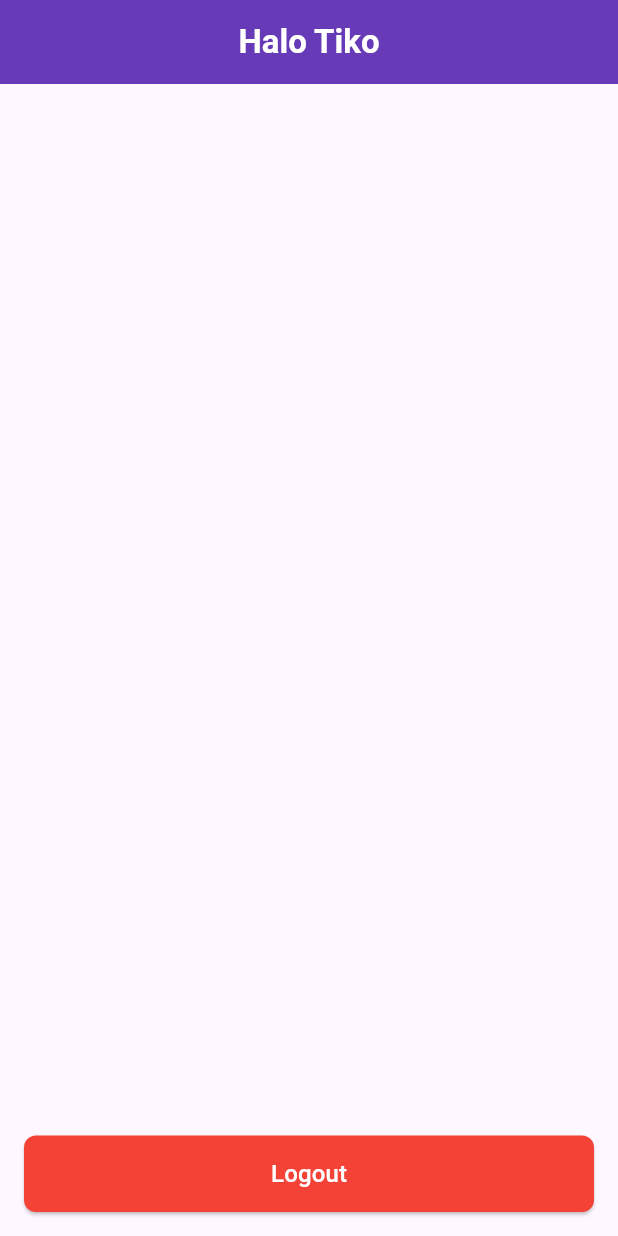
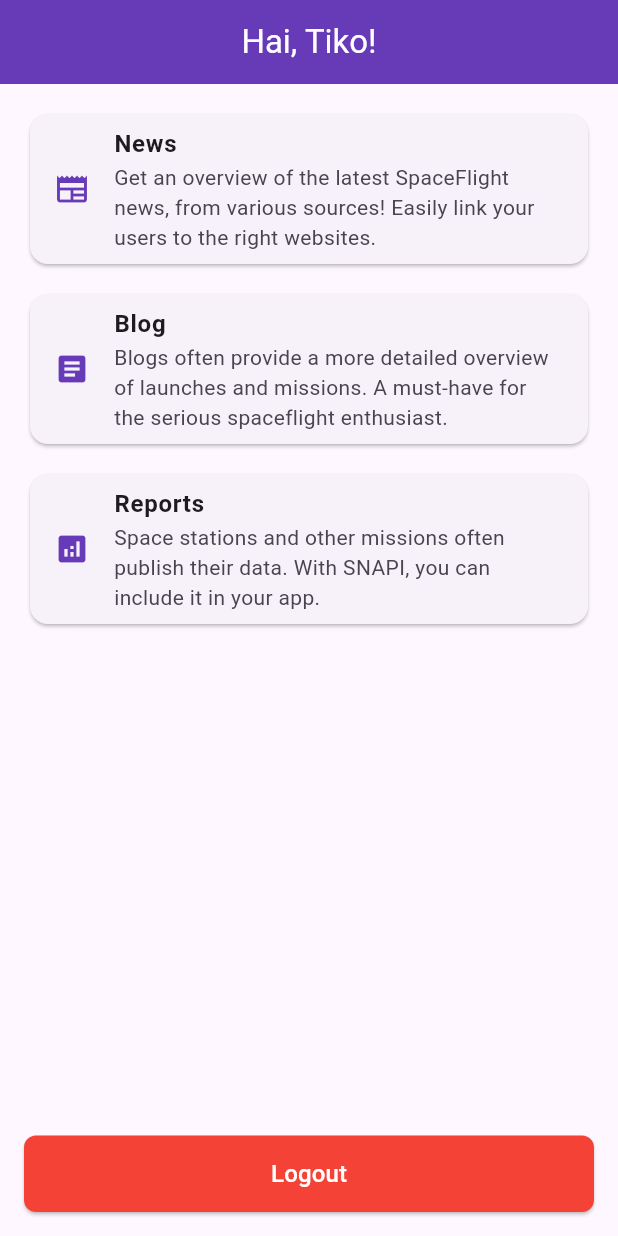
Before and after one commit to tikodjati/124240100_LatResMobile_SI-E, a Flutter app: the HomeScreen screen opened directly, on a phone screen of 412 x 824 dp. Run offline on Flutter 3.47's test engine with Material 3 defaults, Android fonts, the phone set to English and light mode, and no system bars; our stand-ins replace hive, hive_flutter, material_ui, shared_preferences; accounts and stored records are empty.

Commit message:
memuat list di homescreen sesuai ketentuan tugas

```diff
--- a/lib/screens/home_screen.dart
+++ b/lib/screens/home_screen.dart
@@ -1,9 +1,6 @@
-import 'package:hive_flutter/hive_flutter.dart';
 import 'package:latihan_responsi/screens/login_screen.dart';
 import 'package:material_ui/material_ui.dart';
 import 'package:shared_preferences/shared_preferences.dart';
-
-import '../models/todo.dart';
 
 class HomeScreen extends StatefulWidget {
   const HomeScreen({super.key});
@@ -13,6 +10,68 @@ class HomeScreen extends StatefulWidget {
 }
 
 class _HomeScreenState extends State<HomeScreen> {
+  // ini ga kepake jirrr
+  // List<dynamic> articles = [];
+  // List<dynamic> blogs = [];
+  // List<dynamic> reports = [];
+
+  // bool isLoadingArticles = true;
+  // bool isLoadingBlogs = true;
+  // bool isLoadingReports = true;
+
+  // Future<void> fetchArticles() async {
+  //   try {
+  //     final articleData = await getArticles();
+  //     setState(() {
+  //       articles = articleData;
+  //       isLoadingArticles = false;
+  //     });
+  //   } catch (e) {
+  //     setState(() {
+  //       isLoadingArticles = false;
+  //     });
+  //     print('Error: $e');
+  //   }
+  // }
+
+  // Future<void> fetchBlogs() async {
+  //   try {
+  //     final blogData = await getArticles();
+  //     setState(() {
+  //       blogs = blogData;
+  //       isLoadingBlogs = false;
+  //     });
+  //   } catch (e) {
+  //     setState(() {
+  //       isLoadingBlogs = false;
+  //     });
+  //     print('Error: $e');
+  //   }
+  // }
+
+  // Future<void> fetchReports() async {
+  //   try {
+  //     final reportData = await getArticles();
+  //     setState(() {
+  //       articles = reportData;
+  //       isLoadingReports = false;
+  //     });
+  //   } catch (e) {
+  //     setState(() {
+  //       isLoadingReports = false;
+  //     });
+  //     print('Error: $e');
+  //   }
+  // }
+
+  // @override
+  // void initState() {
+  //   super.initState();
+  //   getArticles();
+  //   getBlogs();
+  //   getReports();
+  // }
+
   void _logout() async {
     final prefs = await SharedPreferences.getInstance();
     await prefs.setBool('loginData', false);
@@ -34,79 +93,72 @@ class _HomeScreenState extends State<HomeScreen> {
   Widget build(BuildContext context) {
     return Scaffold(
       appBar: AppBar(
-        title: const Text(
-          'Halo Tiko', // ini nanti bisa diganti
-          style: TextStyle(fontWeight: FontWeight.bold),
-        ),
+        title: const Text('Hai, Tiko!'),
         centerTitle: true,
         backgroundColor: Colors.deepPurple,
         foregroundColor: Colors.white,
-        // actions: [IconButton(onPressed: () {}, icon: const Icon(Icons.logout))],
       ),
-      body: Container(
+      body: Padding(
         padding: const EdgeInsets.all(16),
-        child: ValueListenableBuilder(
-          valueListenable: Hive.box<Todo>('todos').listenable(),
-          builder: (context, Box<Todo> box, child) {
-            return Column(
+        child: Column(
           children: [
-                Expanded(
-                  child: ListView.builder(
-                    itemCount: box.length,
-                    itemBuilder: (context, index) {
-                      final todo = box.getAt(index);
-                      if (todo == null) return const SizedBox.shrink();
-                      return Card(
-                        color: Colors.white,
-                        shadowColor: Colors.black,
-                        elevation: 4,
-                        child: Container(
-                          padding: const EdgeInsets.all(16),
-                          child: Row(
-                            mainAxisAlignment: MainAxisAlignment.spaceBetween,
-                            children: [
-                              Column(
-                                crossAxisAlignment: CrossAxisAlignment.start,
-                                children: [
-                                  Text(
-                                    todo.title,
-                                    style: TextStyle(color: Colors.grey[600]),
+            // 1. Card News
+            Card(
+              child: ListTile(
+                leading: const Icon(Icons.newspaper, color: Colors.deepPurple),
+                title: const Text(
+                  'News',
+                  style: TextStyle(fontWeight: FontWeight.bold),
                 ),
-                                ],
+                subtitle: const Text(
+                  'Get an overview of the latest SpaceFlight news, from various sources! Easily link your users to the right websites.',
                 ),
-                              Row(
-                                children: [
-                                  IconButton(
-                                    icon: Icon(Icons.edit, color: Colors.blue),
-                                    onPressed: () {
-                                      // Navigator.push(
-                                      //   context,
-                                      //   MaterialPageRoute(
-                                      //     builder: (context) => AddTodoScreen(
-                                      //       index: index,
-                                      //       todo: todo,
-                                      //     ),
-                                      //   ),
-                                      // );
+                onTap: () {
+                  // nanti navigasi ke list news
                 },
               ),
-                                  IconButton(
-                                    icon: Icon(Icons.delete, color: Colors.red),
-                                    onPressed: () {
-                                      box.deleteAt(index);
+            ),
+            const SizedBox(height: 12),
+
+            // 2. Card Blog
+            Card(
+              child: ListTile(
+                leading: const Icon(Icons.article, color: Colors.deepPurple),
+                title: const Text(
+                  'Blog',
+                  style: TextStyle(fontWeight: FontWeight.bold),
+                ),
+                subtitle: const Text(
+                  'Blogs often provide a more detailed overview of launches and missions. A must-have for the serious spaceflight enthusiast.',
+                ),
+                onTap: () {
+                  // nanti navigasi ke list blog
                 },
               ),
-                                ],
             ),
-                            ],
+            const SizedBox(height: 12),
+
+            // 3. Card Reports
+            Card(
+              child: ListTile(
+                leading: const Icon(Icons.analytics, color: Colors.deepPurple),
+                title: const Text(
+                  'Reports',
+                  style: TextStyle(fontWeight: FontWeight.bold),
                 ),
+                subtitle: const Text(
+                  'Space stations and other missions often publish their data. With SNAPI, you can include it in your app.',
                 ),
-                      );
+                onTap: () {
+                  // nanti navigasi ke list report
                 },
               ),
             ),
 
-                const SizedBox(height: 12),
+            // Spacer() ini otomatis mendorong tombol logout ke bagian paling bawah layar!
+            const Spacer(),
+
+            // 4. Tombol Logout merah yang sudah kamu buat
             SizedBox(
               width: double.infinity,
               child: ElevatedButton(
@@ -123,8 +175,6 @@ class _HomeScreenState extends State<HomeScreen> {
               ),
             ),
           ],
-            );
-          },
         ),
       ),
     );
--- /dev/null
+++ b/lib/services/api_service.dart
@@ -0,0 +1,41 @@
+import 'dart:convert';
+
+import 'package:http/http.dart' as http;
+
+String articleApiUrl = "https://api.spaceflightnewsapi.net/v4/articles/";
+String blogApiUrl = "https://api.spaceflightnewsapi.net/v4/blogs/";
+String reportApiUrl = "https://api.spaceflightnewsapi.net/v4/reports/";
+
+// News : https://api.spaceflightnewsapi.net/v4/articles/
+// Blogs : https://api.spaceflightnewsapi.net/v4/blogs/
+// Report : https://api.spaceflightnewsapi.net/v4/reports/
+
+Future<List<dynamic>> getArticles() async {
+  final response = await http.get(Uri.parse(articleApiUrl));
+  if (response.statusCode == 200) {
+    final data = jsonDecode(response.body);
+    return data['articles'];
+  } else {
+    throw Exception('Failed to load products');
+  }
+}
+
+Future<List<dynamic>> getBlogs() async {
+  final response = await http.get(Uri.parse(blogApiUrl));
+  if (response.statusCode == 200) {
+    final data = jsonDecode(response.body);
+    return data['blogs'];
+  } else {
+    throw Exception('Failed to load products');
+  }
+}
+
+Future<List<dynamic>> getProducts() async {
+  final response = await http.get(Uri.parse(apiUrl));
+  if (response.statusCode == 200) {
+    final data = jsonDecode(response.body);
+    return data['products'];
+  } else {
+    throw Exception('Failed to load products');
+  }
+}
--- a/pubspec.yaml
+++ b/pubspec.yaml
@@ -13,6 +13,7 @@ dependencies:
   shared_preferences: ^2.5.3
   hive: ^2.2.3
   hive_flutter: ^1.1.0
+  http: ^1.6.0
 
 dev_dependencies:
   flutter_test:
```
Also changed, not shown: pubspec.lock. Lines whose indentation alone changed are shown as unchanged.
